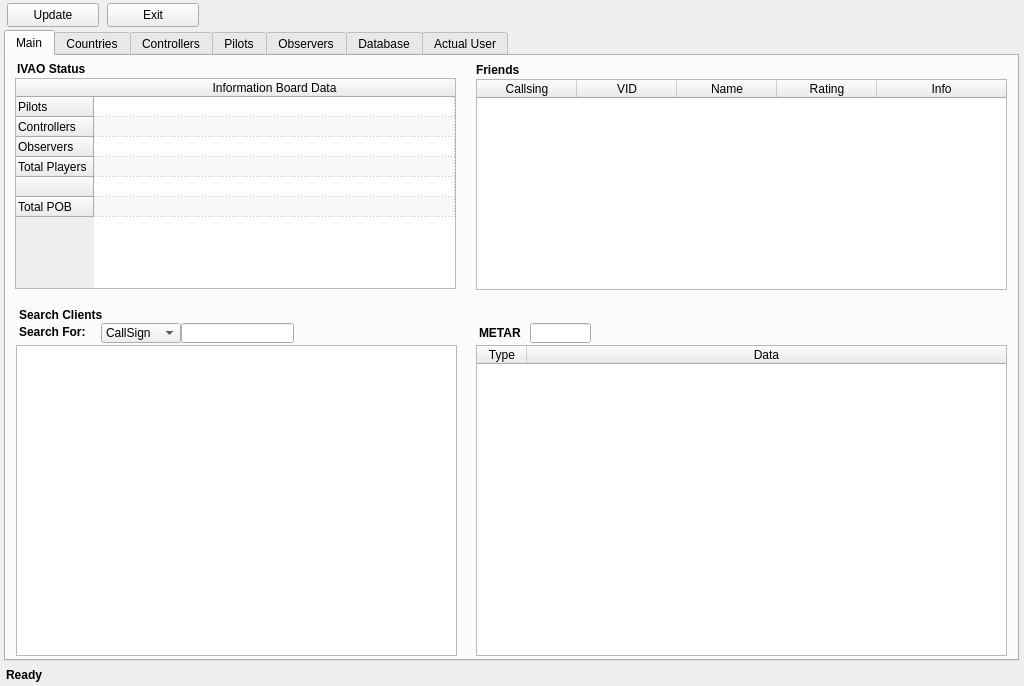
Old version of the form QtUI/MainWindow_UI.ui in the repository emper0r/IVAO-status.
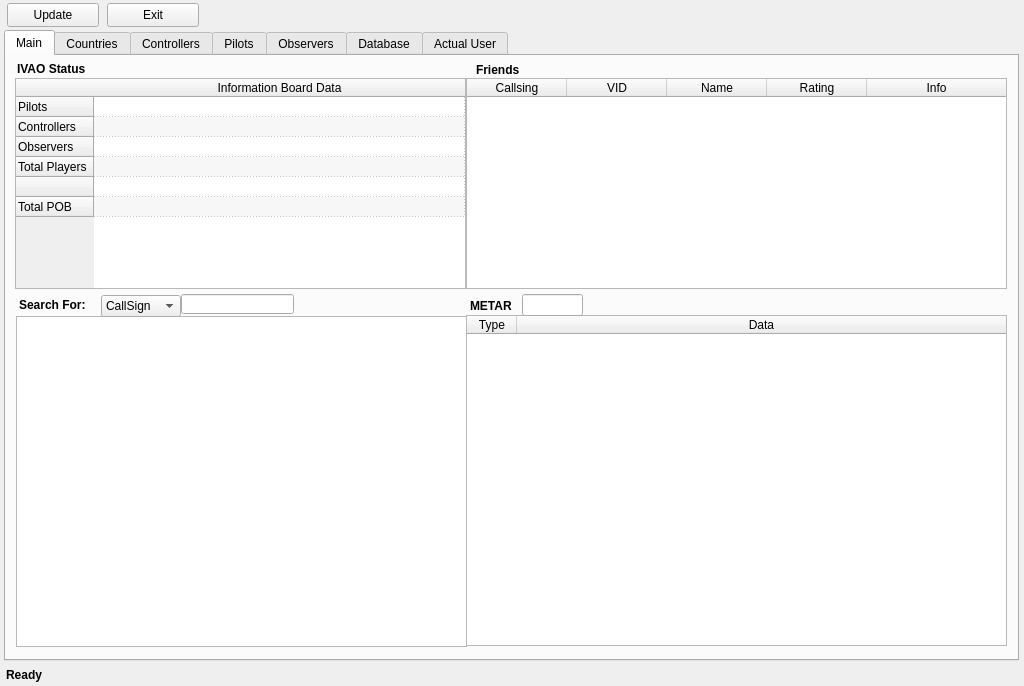
New version of the form.

What changed in the file:
```diff
--- a/QtUI/MainWindow_UI.ui
+++ b/QtUI/MainWindow_UI.ui
@@ -62,7 +62,7 @@
        <rect>
         <x>9</x>
         <y>22</y>
-        <width>441</width>
+        <width>451</width>
         <height>211</height>
        </rect>
       </property>
@@ -184,9 +184,9 @@
      <widget class="QTableWidget" name="FriendstableWidget">
       <property name="geometry">
        <rect>
-        <x>470</x>
-        <y>23</y>
-        <width>531</width>
+        <x>460</x>
+        <y>22</y>
+        <width>541</width>
         <height>211</height>
        </rect>
       </property>
@@ -289,35 +289,13 @@
        <string>Friends</string>
       </property>
      </widget>
-     <widget class="QLabel" name="SearchClientsLabel">
-      <property name="geometry">
-       <rect>
-        <x>13</x>
-        <y>251</y>
-        <width>111</width>
-        <height>16</height>
-       </rect>
-      </property>
-      <property name="font">
-       <font>
-        <weight>75</weight>
-        <bold>true</bold>
-       </font>
-      </property>
-      <property name="cursor">
-       <cursorShape>PointingHandCursor</cursorShape>
-      </property>
-      <property name="text">
-       <string>Search Clients</string>
-      </property>
-     </widget>
      <widget class="QTableWidget" name="SearchtableWidget">
       <property name="geometry">
        <rect>
         <x>10</x>
-        <y>289</y>
-        <width>441</width>
-        <height>311</height>
+        <y>260</y>
+        <width>451</width>
+        <height>331</height>
        </rect>
       </property>
       <property name="cursor" stdset="0">
@@ -334,7 +312,7 @@
       <property name="geometry">
        <rect>
         <x>13</x>
-        <y>268</y>
+        <y>241</y>
         <width>81</width>
         <height>16</height>
        </rect>
@@ -355,10 +333,10 @@
      <widget class="QTableWidget" name="METARtableWidget">
       <property name="geometry">
        <rect>
-        <x>470</x>
-        <y>289</y>
-        <width>531</width>
-        <height>311</height>
+        <x>460</x>
+        <y>259</y>
+        <width>541</width>
+        <height>331</height>
        </rect>
       </property>
       <property name="cursor" stdset="0">
@@ -435,8 +413,8 @@
      <widget class="QLabel" name="MetarLabel">
       <property name="geometry">
        <rect>
-        <x>473</x>
-        <y>269</y>
+        <x>464</x>
+        <y>242</y>
         <width>51</width>
         <height>16</height>
        </rect>
@@ -458,9 +436,9 @@
       <property name="geometry">
        <rect>
         <x>95</x>
-        <y>267</y>
+        <y>239</y>
         <width>80</width>
-        <height>20</height>
+        <height>22</height>
        </rect>
       </property>
       <property name="cursor">
@@ -486,7 +464,7 @@
       <property name="geometry">
        <rect>
         <x>175</x>
-        <y>267</y>
+        <y>238</y>
         <width>113</width>
         <height>20</height>
        </rect>
@@ -498,10 +476,10 @@
      <widget class="QLineEdit" name="METAREdit">
       <property name="geometry">
        <rect>
-        <x>524</x>
-        <y>267</y>
+        <x>516</x>
+        <y>238</y>
         <width>61</width>
-        <height>20</height>
+        <height>22</height>
        </rect>
       </property>
       <property name="cursor">
```
Left out of the diff: 20 changed lines with no effect on the pictures.
